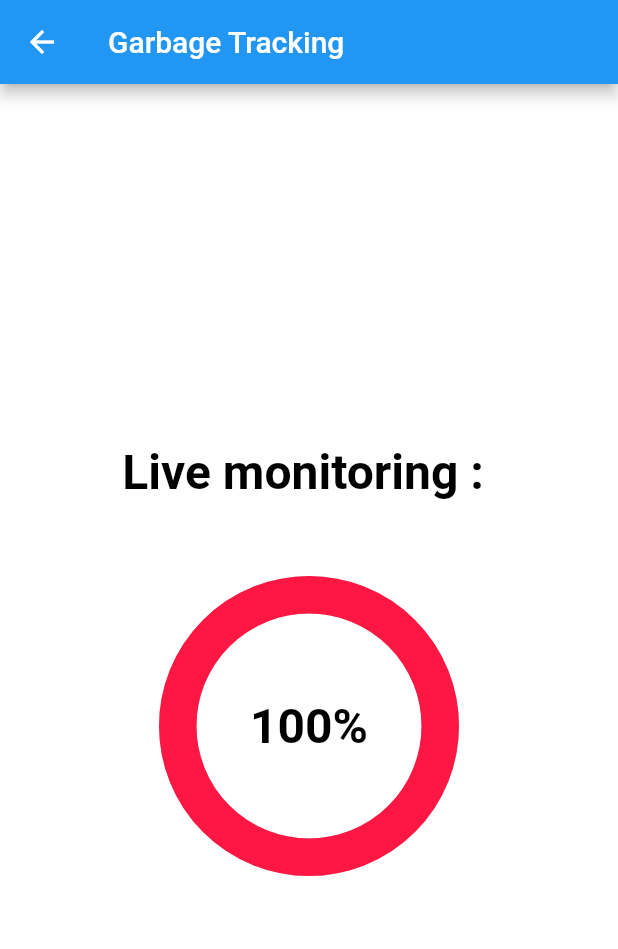
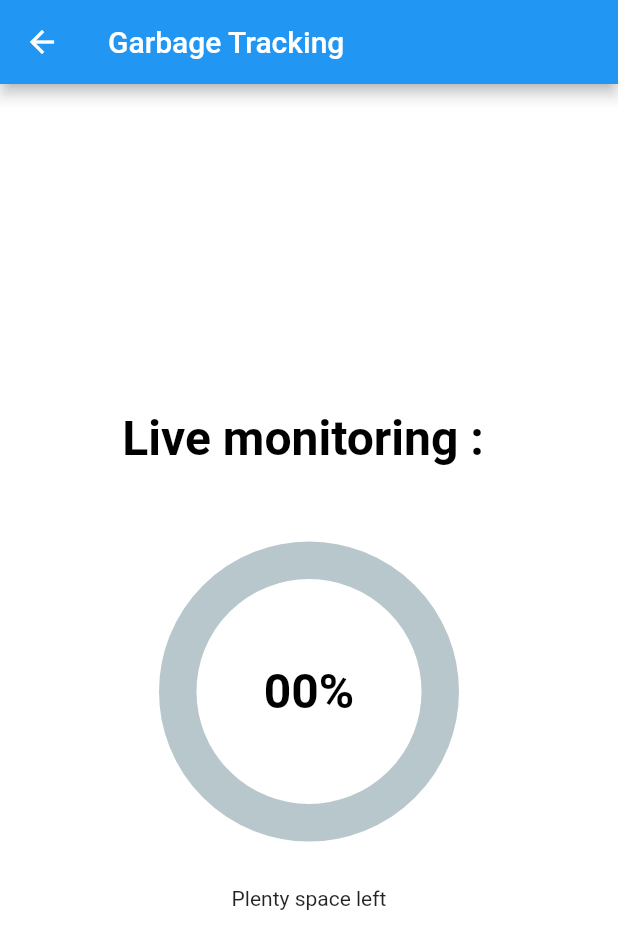
Before and after one commit to NaitikVora/watchapp, a Flutter app: the GarbageTracking screen opened directly, on a phone screen of 412 x 824 dp. Shown: the top 949 px of the screen. Run offline on Flutter 3.47's test engine with Material 2 defaults, Android fonts, the light colour scheme and no system bars; drawn by our look-alikes of percent_indicator; our stand-ins replace cloud_firestore, file_picker, firebase_auth, firebase_core, firebase_database, firebase_storage and 5 more; missing offline and left inert: flutter_beautiful_popup, flutter_phone_direct_caller, geocoder, positioned_tap_detector_2; accounts and stored records are empty; statements that could not run were skipped; project files that could hold a hidden picture were left out.

Commit message:
corrections

```diff
--- a/lib/pages/garbageTracking.dart
+++ b/lib/pages/garbageTracking.dart
@@ -5,6 +5,10 @@ import 'package:feel_safe/services/getlocation.dart';
 import 'package:percent_indicator/percent_indicator.dart';
 import 'package:firebase_database/firebase_database.dart';
 import 'package:firebase_core/firebase_core.dart';
+import 'package:syncfusion_flutter_gauges/gauges.dart';
+import 'dart:convert';
+import 'package:flutter_beautiful_popup/main.dart';
+import 'package:flutter_phone_direct_caller/flutter_phone_direct_caller.dart';
 
 class GarbageTracking extends StatefulWidget {
   @override
@@ -13,24 +17,53 @@ class GarbageTracking extends StatefulWidget {
 }
 
 class _GarbageTracking extends State<GarbageTracking> {
+  handleGarbageCall() {
+    final popup = BeautifulPopup(
+      context: context,
+      template: TemplateGeolocation,
+    );
+    popup.show(
+        title: 'Call for pickup ?',
+        content:
+            '\nIf you need to contact BMC Mumbai for help regarding garbage collection,\n\nProceed to call the official BMC Helpline numbers.',
+        actions: [
+          popup.button(
+            label: 'BMC Helpline No.',
+            onPressed: () async {
+              const number = '09930854717'; //Add 1916 BMC Helpline here
+              bool? res = await FlutterPhoneDirectCaller.callNumber(number);
+            },
+          ),
+        ]);
+  }
+
+  var getValue = 0;
   //Get real time values
-  DatabaseReference ref =
-      FirebaseDatabase.instance.ref("watchapp-e17ee-default-rtdb/Distance");
+  DatabaseReference ref = FirebaseDatabase.instance.refFromURL(
+      "https://watchapp-e17ee-default-rtdb.asia-southeast1.firebasedatabase.app/");
 
-  void getData() {
-    // Get the Stream
-    Stream<DatabaseEvent> stream = ref.onValue;
+  Widget getData() {
+    if (true) {
+      // Get the Stream
+      Stream<DatabaseEvent> stream = ref.onValue;
 
-    // Subscribe to the stream!
-    stream.listen((DatabaseEvent event) {
-      print('Event Type: ${event.type}'); // DatabaseEventType.value;
-      print('Snapshot: ${event.snapshot}'); // DataSnapshot
-    });
+      // Subscribe to the stream!
+      stream.listen((DatabaseEvent event) {
+        var realTimeValue = event.snapshot.child("Distance").value;
+        var intValue = int.parse(realTimeValue.toString());
+        //print("Internal = " + intValue.toString());
+
+        setState(() {
+          getValue = intValue;
+        });
+      });
+    }
+    return getCircular();
   }
 
   Widget getCircular() {
     //1st get real time value
-    var percentagefilled = 10; //Test
+    var percentagefilled = getValue; //1-10
 
     //2nd compare the value and returning correct colour
     if (percentagefilled <= 3) {
@@ -39,7 +72,7 @@ class _GarbageTracking extends State<GarbageTracking> {
         lineWidth: 25,
         percent: percentagefilled / 10,
         animateFromLastPercent: true,
-        animation: true,
+        //animation: true,
         center: new Text(
           percentagefilled.toString() + "0%",
           style: TextStyle(
@@ -56,7 +89,7 @@ class _GarbageTracking extends State<GarbageTracking> {
         lineWidth: 25,
         percent: percentagefilled / 10,
         animateFromLastPercent: true,
-        animation: true,
+        //animation: true,
         center: new Text(
           percentagefilled.toString() + "0%",
           style: TextStyle(
@@ -73,7 +106,7 @@ class _GarbageTracking extends State<GarbageTracking> {
         lineWidth: 25,
         percent: percentagefilled / 10,
         animateFromLastPercent: true,
-        animation: true,
+        //animation: true,
         center: new Text(
           percentagefilled.toString() + "0%",
           style: TextStyle(
@@ -90,7 +123,7 @@ class _GarbageTracking extends State<GarbageTracking> {
         lineWidth: 25,
         percent: percentagefilled / 10,
         animateFromLastPercent: true,
-        animation: true,
+        //animation: true,
         center: new Text(
           percentagefilled.toString() + "0%",
           style: TextStyle(
@@ -104,10 +137,21 @@ class _GarbageTracking extends State<GarbageTracking> {
     }
   }
 
+  Widget instructions() {
+    if (getValue == 0) {
+      return Text("Plenty space left");
+    } else if (getValue > 1 && getValue <= 7) {
+      return Text("Garbage started occupying space");
+    } else if (getValue > 7 && getValue < 10) {
+      return Text("Some space left");
+    } else {
+      return ElevatedButton(
+          onPressed: handleGarbageCall, child: Text("Call for pickup"));
+    }
+  }
+
   @override
   Widget build(BuildContext context) {
-    // Call the method here getData();
-    getData();
     return Scaffold(
         appBar: AppBar(
           title: Text("Garbage Tracking"),
@@ -128,7 +172,11 @@ class _GarbageTracking extends State<GarbageTracking> {
                 SizedBox(
                   height: 50,
                 ),
-                getCircular(), //Get the correct circular progress bar color widget
+                getData(), //Get the correct circular progress bar color widget
+                SizedBox(
+                  height: 30,
+                ),
+                instructions(),
               ],
             ),
           ),
--- a/pubspec.yaml
+++ b/pubspec.yaml
@@ -37,6 +37,7 @@ dependencies:
   file_picker: ^4.0.3
   percent_indicator: ^2.1.7+2
   firebase_database: ^9.0.4
+  syncfusion_flutter_gauges: ^18.2.44
 
 
 dev_dependencies:
```
Also changed, not shown: pubspec.lock.
